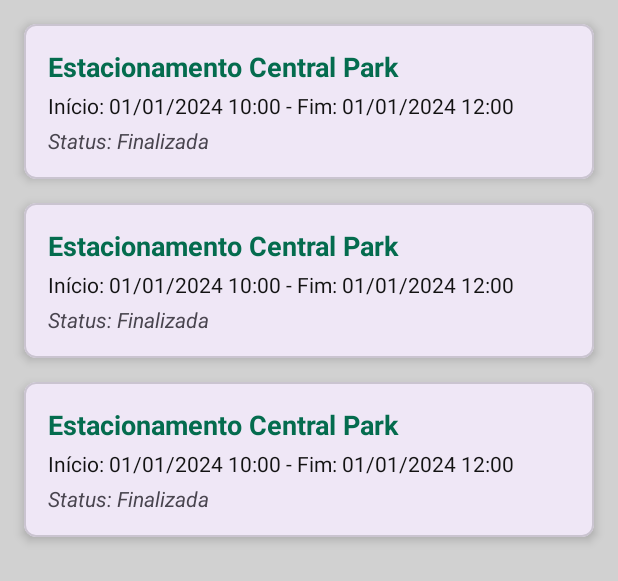
After one commit to lariiscriis/ValletProjeto, an Android app: the layout activity_historico_reservas.xml on its own in the app's theme, with its tools: preview values and no code run, on a phone screen of 412 x 824 dp. The commit adds this screen. Shown: the top 581 px of the screen. Run offline under Robolectric (Android 15) with nearby library versions, the phone set to English and light mode, and no system bars.

Commit message:
feat(app/historicoReservas): Lista o histrico completo de reservas no perfil

```diff
--- a/app/src/main/AndroidManifest.xml
+++ b/app/src/main/AndroidManifest.xml
@@ -69,6 +69,9 @@
             android:name=".CadastroVagaActivity"
             android:exported="false" />
         <activity
+            android:name=".HistoricoReservasActivity"
+            android:exported="false" />
+        <activity
             android:name=".VagaActivity"
             android:exported="false" />
         <activity
--- a/app/src/main/java/br/edu/fatecpg/valletprojeto/LoginActivity.kt
+++ b/app/src/main/java/br/edu/fatecpg/valletprojeto/LoginActivity.kt
@@ -325,7 +325,6 @@ class LoginActivity : AppCompatActivity(), ProviderInstaller.ProviderInstallList
                 return@addOnCompleteListener
             }
 
-            // 2. Salvar o token no Firestore
             val token = task.result
             val db = FirebaseFirestore.getInstance()
             val tokenData = hashMapOf("fcm_token" to token)
--- a/app/src/main/java/br/edu/fatecpg/valletprojeto/ReservaActivity.kt
+++ b/app/src/main/java/br/edu/fatecpg/valletprojeto/ReservaActivity.kt
@@ -128,9 +128,11 @@ class ReservaActivity : AppCompatActivity() {
         }
         binding.btnReservar.setOnClickListener {
             val horasSelecionadas = binding.sliderTempo.value.toInt()
-            estacionamentoNome?.let { it1 ->
+            if (estacionamentoNome != null) {
                 viewModel.criarReserva(vagaId!!, estacionamentoId!!,
-                    it1, horasSelecionadas)
+                    estacionamentoNome!!, horasSelecionadas)
+            } else {
+                Toast.makeText(this, "Nome do estacionamento não carregado. Tente novamente.", Toast.LENGTH_SHORT).show()
             }
         }
     }
--- /dev/null
+++ b/app/src/main/res/layout/activity_historico_reservas.xml
@@ -0,0 +1,45 @@
+<?xml version="1.0" encoding="utf-8"?>
+<androidx.constraintlayout.widget.ConstraintLayout xmlns:android="http://schemas.android.com/apk/res/android"
+    xmlns:app="http://schemas.android.com/apk/res-auto"
+    xmlns:tools="http://schemas.android.com/tools"
+    android:layout_width="match_parent"
+    android:layout_height="match_parent"
+    android:background="@color/cinza"
+    tools:context=".HistoricoReservasActivity">
+
+    <androidx.recyclerview.widget.RecyclerView
+        android:id="@+id/rvHistoricoReservas"
+        android:layout_width="0dp"
+        android:layout_height="0dp"
+        android:padding="8dp"
+        android:clipToPadding="false"
+        app:layout_constraintTop_toTopOf="parent"
+        app:layout_constraintBottom_toBottomOf="parent"
+        app:layout_constraintStart_toStartOf="parent"
+        app:layout_constraintEnd_toEndOf="parent"
+        tools:listitem="@layout/item_reserva" />
+
+    <ProgressBar
+        android:id="@+id/progressBar"
+        android:layout_width="wrap_content"
+        android:layout_height="wrap_content"
+        android:visibility="gone"
+        app:layout_constraintTop_toTopOf="parent"
+        app:layout_constraintBottom_toBottomOf="parent"
+        app:layout_constraintStart_toStartOf="parent"
+        app:layout_constraintEnd_toEndOf="parent" />
+
+    <TextView
+        android:id="@+id/tvMensagemVazia"
+        android:layout_width="wrap_content"
+        android:layout_height="wrap_content"
+        android:text="Nenhuma reserva encontrada."
+        android:textSize="18sp"
+        android:textColor="@color/preto"
+        android:visibility="gone"
+        app:layout_constraintTop_toTopOf="parent"
+        app:layout_constraintBottom_toBottomOf="parent"
+        app:layout_constraintStart_toStartOf="parent"
+        app:layout_constraintEnd_toEndOf="parent" />
+
+</androidx.constraintlayout.widget.ConstraintLayout>
--- /dev/null
+++ b/app/src/main/res/layout/item_reserva.xml
@@ -0,0 +1,45 @@
+<?xml version="1.0" encoding="utf-8"?>
+<com.google.android.material.card.MaterialCardView xmlns:android="http://schemas.android.com/apk/res/android"
+    xmlns:app="http://schemas.android.com/apk/res-auto"
+    xmlns:tools="http://schemas.android.com/tools"
+    android:layout_width="match_parent"
+    android:layout_height="wrap_content"
+    android:layout_margin="8dp"
+    app:cardCornerRadius="8dp"
+    app:cardElevation="4dp">
+
+    <LinearLayout
+        android:layout_width="match_parent"
+        android:layout_height="wrap_content"
+        android:orientation="vertical"
+        android:padding="16dp">
+
+        <TextView
+            android:id="@+id/tvEstacionamentoNome"
+            android:layout_width="wrap_content"
+            android:layout_height="wrap_content"
+            android:textSize="18sp"
+            android:textStyle="bold"
+            android:textColor="@color/verdeescuro"
+            tools:text="Estacionamento Central Park" />
+
+        <TextView
+            android:id="@+id/tvPeriodo"
+            android:layout_width="wrap_content"
+            android:layout_height="wrap_content"
+            android:layout_marginTop="4dp"
+            android:textSize="14sp"
+            android:textColor="@color/preto"
+            tools:text="Início: 01/01/2024 10:00 - Fim: 01/01/2024 12:00" />
+
+        <TextView
+            android:id="@+id/tvStatus"
+            android:layout_width="wrap_content"
+            android:layout_height="wrap_content"
+            android:layout_marginTop="4dp"
+            android:textSize="14sp"
+            android:textStyle="italic"
+            tools:text="Status: Finalizada" />
+
+    </LinearLayout>
+</com.google.android.material.card.MaterialCardView>
```
Also changed, not shown: app/src/main/java/br/edu/fatecpg/valletprojeto/HistoricoReservasActivity.kt (added, +62 -0 lines), app/src/main/java/br/edu/fatecpg/valletprojeto/PerfilMotoristaActivity.kt (+56 -112 lines), app/src/main/java/br/edu/fatecpg/valletprojeto/adapter/ReservaAdapter.kt (added, +53 -0 lines), app/src/main/java/br/edu/fatecpg/valletprojeto/viewmodel/HistoricoReservasViewModel.kt (added, +67 -0 lines), app/src/main/java/br/edu/fatecpg/valletprojeto/viewmodel/PerfilMotoristaViewModel.kt (added, +163 -0 lines), app/src/main/res/layout/activity_perfil_motorista.xml (+17 -0 lines).
